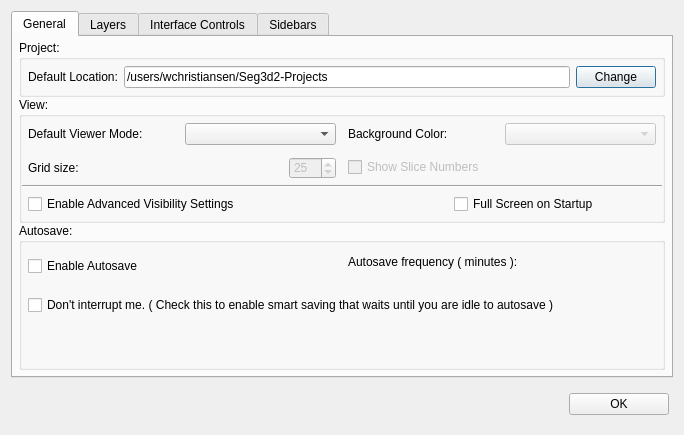
Above: src/Interface/AppPreferences/AppPreferences.ui from SCIInstitute/Seg3D before the change. Below: the same form after it.
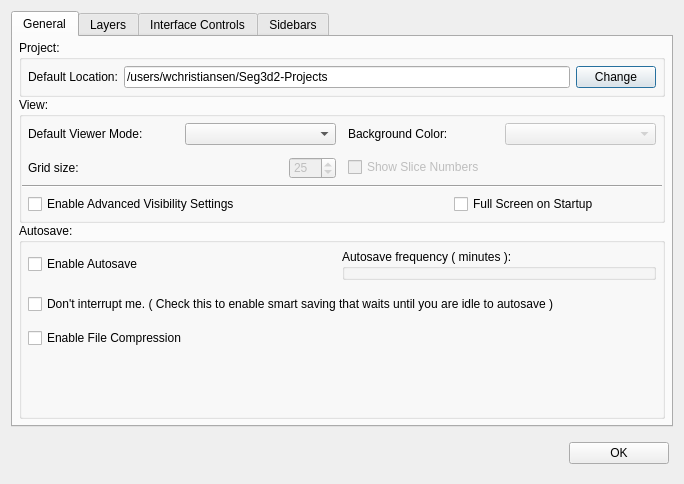
That is the form after the change. The open tabs and pages were chosen to show the change. Custom widgets are drawn as their Qt base class.

Commit message: added compression and advanced visibility controls to to the PreferencesManager.  Fixed a couple of lingering tool ui issues.

Patch:
```diff
--- a/src/Interface/AppPreferences/AppPreferences.ui
+++ b/src/Interface/AppPreferences/AppPreferences.ui
@@ -39,7 +39,7 @@
    <item>
     <widget class="QTabWidget" name="prefs_tabs_">
      <property name="currentIndex">
-      <number>0</number>
+      <number>1</number>
      </property>
      <widget class="QWidget" name="tab_general_">
       <attribute name="title">
@@ -349,9 +349,9 @@
          <property name="title">
           <string>Autosave:</string>
          </property>
-         <layout class="QVBoxLayout" name="verticalLayout_9">
+         <layout class="QVBoxLayout" name="verticalLayout">
           <property name="spacing">
-           <number>0</number>
+           <number>2</number>
           </property>
           <property name="margin">
            <number>0</number>
@@ -379,52 +379,32 @@
               </widget>
              </item>
              <item>
-              <widget class="QWidget" name="widget_14" native="true">
-               <layout class="QVBoxLayout" name="verticalLayout" stretch="0,1">
+              <widget class="QGroupBox" name="groupBox_4">
+               <property name="title">
+                <string>Autosave frequency ( minutes ):</string>
+               </property>
+               <layout class="QHBoxLayout" name="horizontalLayout_15">
                 <property name="spacing">
                  <number>0</number>
                 </property>
-                <property name="margin">
-                 <number>0</number>
+                <property name="leftMargin">
+                 <number>4</number>
                 </property>
+                <property name="topMargin">
+                 <number>2</number>
+                </property>
+                <property name="rightMargin">
+                 <number>4</number>
+                </property>
+                <property name="bottomMargin">
+                 <number>4</number>
+                </property>
                 <item>
-                 <widget class="QWidget" name="widget_16" native="true">
-                  <property name="minimumSize">
-                   <size>
-                    <width>0</width>
-                    <height>24</height>
-                   </size>
-                  </property>
-                  <layout class="QHBoxLayout" name="horizontalLayout_3">
-                   <property name="spacing">
-                    <number>0</number>
-                   </property>
-                   <property name="margin">
-                    <number>6</number>
-                   </property>
-                   <item>
-                    <widget class="QLabel" name="label_9">
-                     <property name="text">
-                      <string>Autosave frequency ( minutes ):</string>
-                     </property>
-                    </widget>
-                   </item>
-                  </layout>
-                 </widget>
-                </item>
-                <item>
-                 <widget class="QWidget" name="widget_15" native="true">
-                  <layout class="QHBoxLayout" name="horizontalLayout_13">
-                   <property name="spacing">
-                    <number>0</number>
-                   </property>
-                   <property name="margin">
-                    <number>0</number>
-                   </property>
-                  </layout>
-                 </widget>
+                 <widget class="QtUtils::QtSliderIntCombo" name="auto_save_timer_adjuster_" native="true"/>
                 </item>
                </layout>
+               <zorder>auto_save_timer_adjuster_</zorder>
+               <zorder>auto_save_timer_adjuster_</zorder>
               </widget>
              </item>
             </layout>
@@ -449,6 +429,25 @@
             </layout>
            </widget>
           </item>
+          <item>
+           <widget class="QWidget" name="widget_14" native="true">
+            <layout class="QHBoxLayout" name="horizontalLayout_3" stretch="1">
+             <property name="spacing">
+              <number>0</number>
+             </property>
+             <property name="margin">
+              <number>6</number>
+             </property>
+             <item>
+              <widget class="QCheckBox" name="enable_compression_checkbox_">
+               <property name="text">
+                <string>Enable File Compression</string>
+               </property>
+              </widget>
+             </item>
+            </layout>
+           </widget>
+          </item>
           <item>
            <spacer name="verticalSpacer_2">
             <property name="orientation">
@@ -457,7 +456,7 @@
             <property name="sizeHint" stdset="0">
              <size>
               <width>20</width>
-              <height>40</height>
+              <height>60</height>
              </size>
             </property>
            </spacer>
@@ -518,6 +517,9 @@
                </property>
               </widget>
              </item>
+             <item>
+              <widget class="QtUtils::QtSliderDoubleCombo" name="opacity_adjuster_" native="true"/>
+             </item>
             </layout>
            </widget>
           </item>
@@ -526,6 +528,9 @@
        </item>
        <item row="1" column="0">
         <widget class="QGroupBox" name="data_layer_settings_">
+         <property name="enabled">
+          <bool>false</bool>
+         </property>
          <property name="sizePolicy">
           <sizepolicy hsizetype="Preferred" vsizetype="MinimumExpanding">
            <horstretch>0</horstretch>
@@ -1177,6 +1182,20 @@
   </layout>
  </widget>
  <layoutdefault spacing="6" margin="11"/>
+ <customwidgets>
+  <customwidget>
+   <class>QtUtils::QtSliderIntCombo</class>
+   <extends>QWidget</extends>
+   <header location="global">QtUtils/Widgets/QtSliderIntCombo.h</header>
+   <container>1</container>
+  </customwidget>
+  <customwidget>
+   <class>QtUtils::QtSliderDoubleCombo</class>
+   <extends>QWidget</extends>
+   <header location="global">QtUtils/Widgets/QtSliderDoubleCombo.h</header>
+   <container>1</container>
+  </customwidget>
+ </customwidgets>
  <resources/>
  <connections/>
 </ui>
```
The commit also changes 12 other files.
